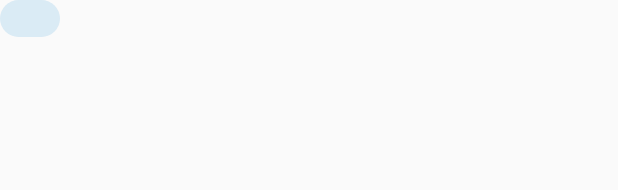
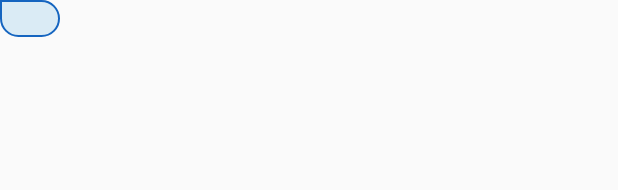
Before and after one commit to shamilatesoglu/Currency, an Android app: the layout marker_view.xml on its own in the app's theme, with its tools: preview values and no code run, on a phone screen of 412 x 824 dp. Shown: the top 190 px of the screen. Run offline under Robolectric (Android 15) with nearby library versions, the phone set to English and light mode, and no system bars.

Commit message:
Revised the look of MarkerView in the historical data chart.

```diff
--- /dev/null
+++ b/app/src/main/res/drawable/markerview_background.xml
@@ -0,0 +1,14 @@
+<?xml version="1.0" encoding="utf-8"?>
+
+<shape xmlns:android="http://schemas.android.com/apk/res/android"
+    android:shape="rectangle">
+    <solid android:color="@color/subtleBlue" />
+    <corners
+        android:bottomLeftRadius="16dp"
+        android:bottomRightRadius="16dp"
+        android:topLeftRadius="0dp"
+        android:topRightRadius="16dp" />
+    <stroke
+        android:width="1dp"
+        android:color="@color/colorPrimary" />
+</shape>
--- a/app/src/main/res/layout/marker_view.xml
+++ b/app/src/main/res/layout/marker_view.xml
@@ -3,7 +3,7 @@
     android:id="@+id/marker_text"
     android:layout_width="40dp"
     android:layout_height="wrap_content"
-    android:background="@drawable/textview_background"
+    android:background="@drawable/markerview_background"
     android:padding="4dp"
     android:textAlignment="center"
     android:textColor="@color/colorPrimary"
```
Also changed, not shown: app/src/main/java/msa/finance/currency/adapters/CurrencyRecyclerViewAdapter.java (+16 -12 lines).
